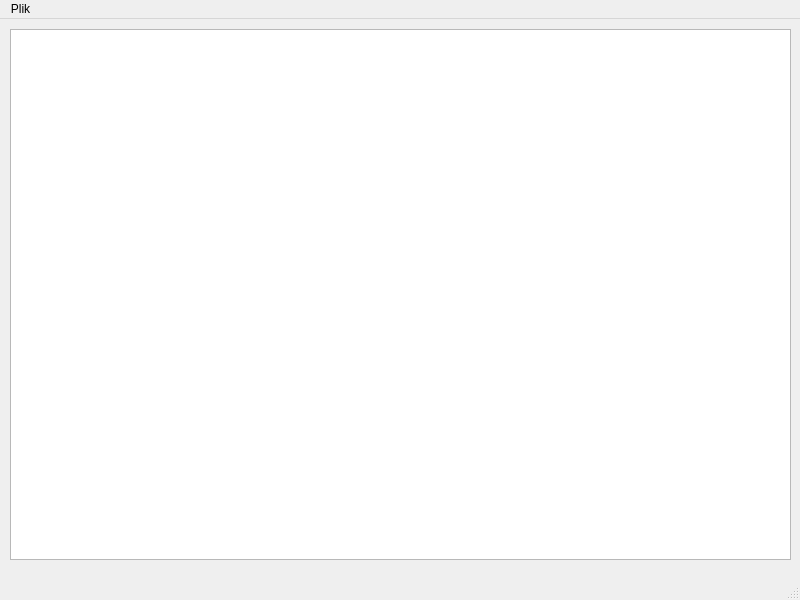
First picture: the form in notes/mainwindow.ui, repository tpolaszek/notatnik, before the edit.
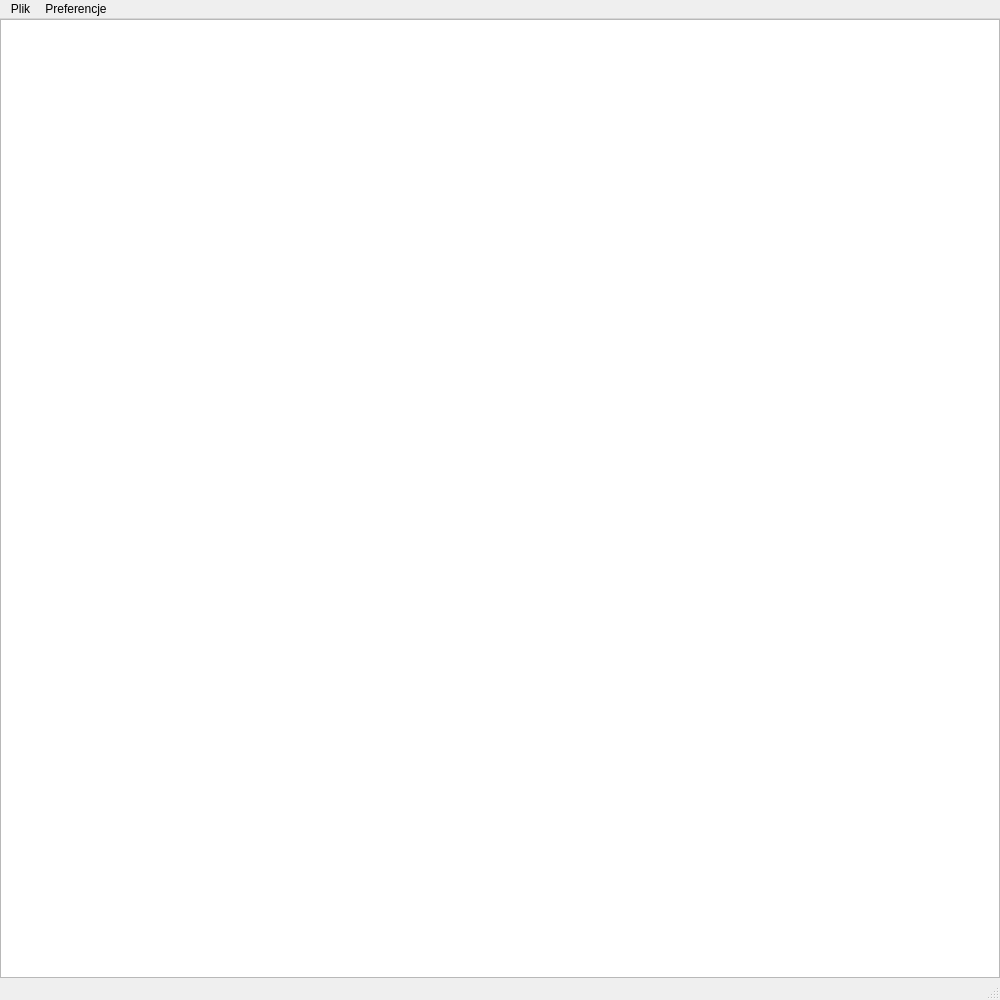
Second picture: the form after the edit.

Commit message: małe zmiany do ui

Diff of the .ui file:
```diff
--- a/notes/mainwindow.ui
+++ b/notes/mainwindow.ui
@@ -6,32 +6,58 @@
    <rect>
     <x>0</x>
     <y>0</y>
-    <width>800</width>
-    <height>600</height>
+    <width>1000</width>
+    <height>1000</height>
    </rect>
   </property>
+  <property name="sizePolicy">
+   <sizepolicy hsizetype="Expanding" vsizetype="Expanding">
+    <horstretch>0</horstretch>
+    <verstretch>0</verstretch>
+   </sizepolicy>
+  </property>
+  <property name="contextMenuPolicy">
+   <enum>Qt::ContextMenuPolicy::NoContextMenu</enum>
+  </property>
   <property name="windowTitle">
    <string>MainWindow</string>
   </property>
   <widget class="QWidget" name="centralwidget">
-   <widget class="QTextEdit" name="noteText">
-    <property name="geometry">
-     <rect>
-      <x>10</x>
-      <y>10</y>
-      <width>781</width>
-      <height>531</height>
-     </rect>
+   <layout class="QVBoxLayout" name="verticalLayout">
+    <property name="spacing">
+     <number>0</number>
     </property>
-   </widget>
+    <property name="leftMargin">
+     <number>0</number>
+    </property>
+    <property name="topMargin">
+     <number>0</number>
+    </property>
+    <property name="rightMargin">
+     <number>0</number>
+    </property>
+    <property name="bottomMargin">
+     <number>0</number>
+    </property>
+    <item>
+     <widget class="QTextEdit" name="noteText">
+      <property name="sizePolicy">
+       <sizepolicy hsizetype="Preferred" vsizetype="Preferred">
+        <horstretch>0</horstretch>
+        <verstretch>0</verstretch>
+       </sizepolicy>
+      </property>
+     </widget>
+    </item>
+   </layout>
   </widget>
   <widget class="QMenuBar" name="menubar">
    <property name="geometry">
     <rect>
      <x>0</x>
      <y>0</y>
-     <width>800</width>
-     <height>25</height>
+     <width>1000</width>
+     <height>21</height>
     </rect>
    </property>
    <widget class="QMenu" name="menuOtw_rz_plik">
@@ -41,8 +67,19 @@
     <addaction name="openFile"/>
     <addaction name="saveFile"/>
     <addaction name="saveFileAs"/>
+    <addaction name="print"/>
+    <addaction name="separator"/>
+    <addaction name="separator"/>
+    <addaction name="closeFile"/>
+   </widget>
+   <widget class="QMenu" name="menuUstawienia">
+    <property name="title">
+     <string>Preferencje</string>
+    </property>
+    <addaction name="actionUstawienia"/>
    </widget>
    <addaction name="menuOtw_rz_plik"/>
+   <addaction name="menuUstawienia"/>
   </widget>
   <widget class="QStatusBar" name="statusbar"/>
   <action name="openFile">
```
Left out of the diff: 30 changed lines with no effect on the pictures. The commit also changes 2 other files.
